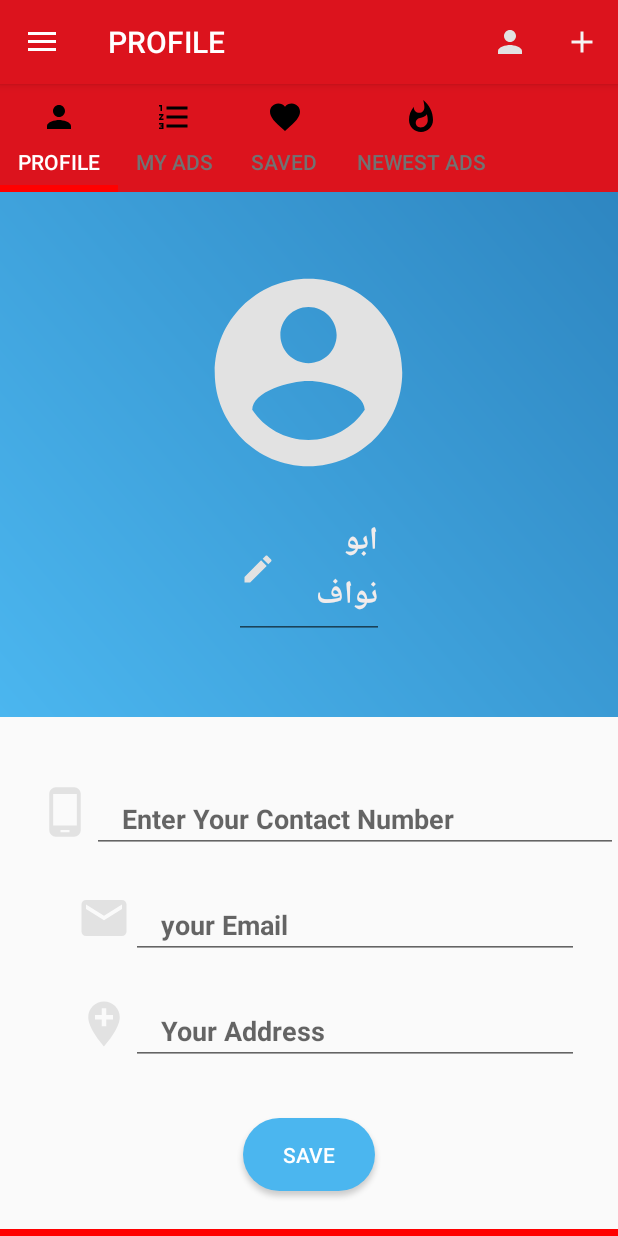
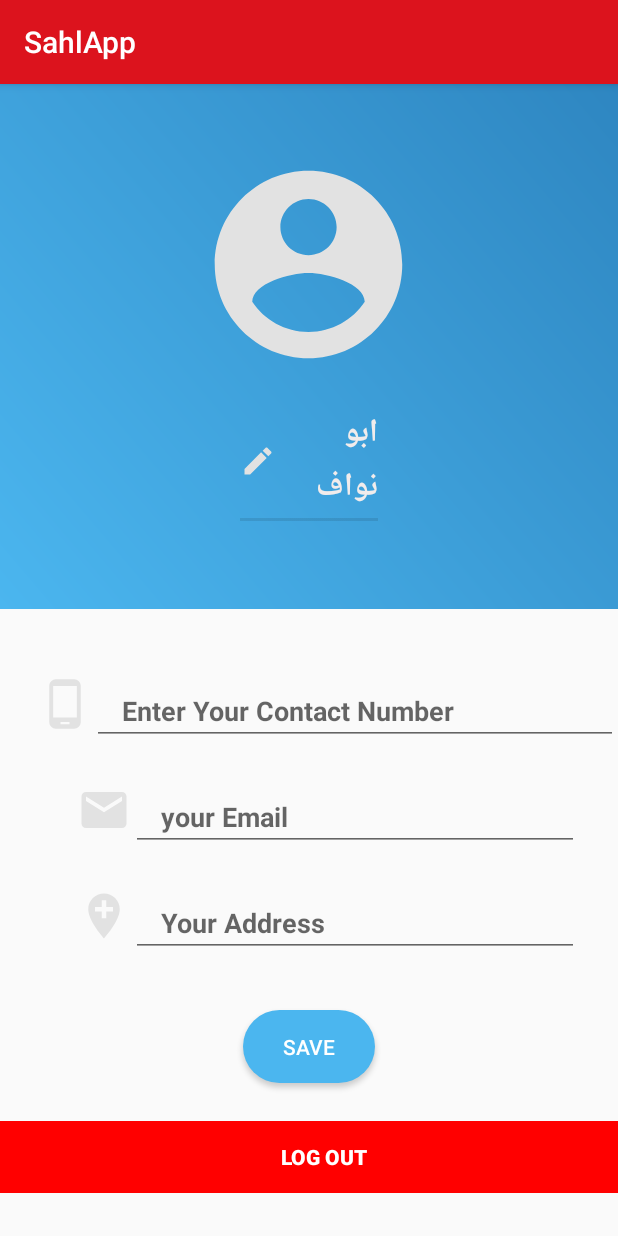
Before and after one commit to abdelrahman93/SahlApps, an Android app: the MainActivity screen opened directly, with no data from a screen before it, after a tap on "Create Add", on a phone screen of 412 x 824 dp. Run offline under Robolectric (Android 15) with nearby library versions, the phone set to English and light mode, and no system bars; our stand-ins replace ButterKnife, CircleImageView; libraries missing offline, so code that uses them is left out: com.karumi.dexter; Roboto replaces fonts that are not available here; 1 statement that could not run was skipped; 1 other tap on this screen came first.

Commit message:
changes in the profile activity

```diff
--- a/app/src/main/AndroidManifest.xml
+++ b/app/src/main/AndroidManifest.xml
@@ -20,11 +20,13 @@
         </activity>
         <activity android:name=".Region.Region.RegionActivity" />
         <activity android:name=".Region.Main.MainActivity" />
-        <activity android:name=".Region.CreateAdvertisment.Create_Advertisment_Activity"></activity>
+        <activity android:name=".Region.CreateAdvertisment.Create_Advertisment_Activity" />
 
         <meta-data
             android:name="preloaded_fonts"
             android:resource="@array/preloaded_fonts" />
+
+        <activity android:name=".Region.profile.ProfileActivity"></activity>
     </application>
 
 </manifest>
--- a/app/src/main/java/com/example/asherif/sahlapp/Region/CreateAdvertisment/Create_Advertisment_Activity.java
+++ b/app/src/main/java/com/example/asherif/sahlapp/Region/CreateAdvertisment/Create_Advertisment_Activity.java
@@ -1,9 +1,12 @@
 package com.example.asherif.sahlapp.Region.CreateAdvertisment;
 
+import android.content.Intent;
 import android.support.v7.app.AppCompatActivity;
 import android.os.Bundle;
 
 import com.example.asherif.sahlapp.R;
+import com.example.asherif.sahlapp.Region.Main.MainActivity;
+import com.example.asherif.sahlapp.Region.profile.ProfileActivity;
 
 public class Create_Advertisment_Activity extends AppCompatActivity {
 
@@ -12,4 +15,11 @@ public class Create_Advertisment_Activity extends AppCompatActivity {
         super.onCreate(savedInstanceState);
         setContentView(R.layout.activity_create__advertisment_);
     }
+    @Override
+    public void onBackPressed() {
+        super.onBackPressed();
+        Intent intent=new Intent(Create_Advertisment_Activity.this,MainActivity.class);
+        startActivity(intent);
+        finish();
+    }
 }
--- a/app/src/main/java/com/example/asherif/sahlapp/Region/Main/MainActivity.java
+++ b/app/src/main/java/com/example/asherif/sahlapp/Region/Main/MainActivity.java
@@ -15,11 +15,10 @@ import android.view.Menu;
 import android.view.MenuItem;
 import android.view.WindowManager;
 import android.widget.Toast;
-import android.widget.Toolbar;
 
 import com.example.asherif.sahlapp.R;
 import com.example.asherif.sahlapp.Region.CreateAdvertisment.Create_Advertisment_Activity;
-import com.example.asherif.sahlapp.Region.Main.profile.fragment_profile;
+import com.example.asherif.sahlapp.Region.profile.ProfileActivity;
 
 import butterknife.BindString;
 import butterknife.BindView;
@@ -86,7 +85,7 @@ public class MainActivity extends AppCompatActivity implements MainView {
 
 
         // Add Fragments to adapter one by one
-        NavigateToProfile();
+       // NavigateToProfile();
         NavigateToMyADS();
         NavigateToFavorites();
         NavigateToNewestADS();
@@ -111,6 +110,9 @@ public class MainActivity extends AppCompatActivity implements MainView {
             case R.id.createadd:
                 NavigateToCreateAdvertisment();
                 break;
+            case R.id.profile:
+                NavigteToProfile();
+
         }
         if(t.onOptionsItemSelected(item))
             return true;
@@ -130,10 +132,10 @@ public class MainActivity extends AppCompatActivity implements MainView {
         tabLayout.setSelectedTabIndicatorColor(Color.parseColor("#FF0000"));
         tabLayout.setSelectedTabIndicatorHeight((int) (5 * getResources().getDisplayMetrics().density));
         tabLayout.setTabTextColors(Color.parseColor("#727272"), Color.parseColor("#ffffff"));
-        tabLayout.getTabAt(0).setIcon(R.drawable.person);
-        tabLayout.getTabAt(2).setIcon(R.drawable.favorites);
-        tabLayout.getTabAt(1).setIcon(R.drawable.ads);
-        tabLayout.getTabAt(3).setIcon(R.drawable.trending1);
+      //  tabLayout.getTabAt(0).setIcon(R.drawable.person);
+        tabLayout.getTabAt(1).setIcon(R.drawable.favorites);
+        tabLayout.getTabAt(0).setIcon(R.drawable.ads);
+        tabLayout.getTabAt(2).setIcon(R.drawable.trending1);
 
         //change toolbar tittle depending on the fragment type
         tabLayout.addOnTabSelectedListener(new TabLayout.OnTabSelectedListener() {
@@ -141,23 +143,23 @@ public class MainActivity extends AppCompatActivity implements MainView {
             public void onTabSelected(TabLayout.Tab tab) {
                 switch (tab.getPosition()) {
 
+             /*       case 0:
+                        viewPager.setCurrentItem(0);
+                        getSupportActionBar().setTitle(profile);
+                        break;*/
+
                     case 0:
                         viewPager.setCurrentItem(0);
-                        getSupportActionBar().setTitle(profile);
+                        getSupportActionBar().setTitle(myads);
                         break;
 
                     case 1:
                         viewPager.setCurrentItem(1);
-                        getSupportActionBar().setTitle(myads);
+                        getSupportActionBar().setTitle(favorite);
                         break;
 
                     case 2:
                         viewPager.setCurrentItem(2);
-                        getSupportActionBar().setTitle(favorite);
-                        break;
-
-                    case 3:
-                        viewPager.setCurrentItem(3);
                         getSupportActionBar().setTitle(newestads);
                         break;
 
@@ -182,11 +184,11 @@ public class MainActivity extends AppCompatActivity implements MainView {
 
     }
 
-    @Override
+  /*  @Override
     public void NavigateToProfile() {
-        adapter.addFragment(new fragment_profile(), profile);
+      //  adapter.addFragment(new fragment_profile(), profile);
 
-    }
+    }*/
 
     @Override
     public void NavigateToMyADS() {
@@ -213,4 +215,11 @@ public class MainActivity extends AppCompatActivity implements MainView {
         finish();
     }
 
+    @Override
+    public void NavigteToProfile() {
+        Intent profile=new Intent(MainActivity.this,ProfileActivity.class);
+        startActivity(profile);
+        finish();
+    }
+
 }
--- a/app/src/main/java/com/example/asherif/sahlapp/Region/Main/MainView.java
+++ b/app/src/main/java/com/example/asherif/sahlapp/Region/Main/MainView.java
@@ -1,10 +1,11 @@
 package com.example.asherif.sahlapp.Region.Main;
 
 public interface MainView {
-    void NavigateToProfile();
+
     void NavigateToMyADS();
     void NavigateToFavorites();
     void NavigateToNewestADS();
     void NavigateToCreateAdvertisment();
+    void NavigteToProfile();
 
 }
--- a/app/src/main/java/com/example/asherif/sahlapp/Region/Main/profile/fragment_profile.java
+++ /dev/null
@@ -1,162 +0,0 @@
-package com.example.asherif.sahlapp.Region.Main.profile;
-
-
-import android.Manifest;
-import android.content.Context;
-import android.content.Intent;
-import android.content.pm.PackageManager;
-import android.graphics.Bitmap;
-import android.net.Uri;
-import android.os.Bundle;
-import android.provider.MediaStore;
-import android.support.annotation.NonNull;
-import android.support.annotation.Nullable;
-import android.support.v4.app.ActivityCompat;
-import android.support.v4.app.Fragment;
-import android.view.LayoutInflater;
-import android.view.View;
-import android.view.ViewGroup;
-import android.view.inputmethod.InputMethodManager;
-import android.widget.ImageView;
-
-
-import com.example.asherif.sahlapp.R;
-import com.karumi.dexter.Dexter;
-import com.karumi.dexter.PermissionToken;
-import com.karumi.dexter.listener.PermissionDeniedResponse;
-import com.karumi.dexter.listener.PermissionGrantedResponse;
-import com.karumi.dexter.listener.PermissionRequest;
-import com.karumi.dexter.listener.single.PermissionListener;
-
-import java.io.IOException;
-import java.util.Objects;
-
-import butterknife.BindView;
-import butterknife.ButterKnife;
-import butterknife.OnClick;
-import butterknife.Unbinder;
-
-import static android.app.Activity.RESULT_OK;
-
-
-public class fragment_profile extends Fragment implements profileview {
-    @BindView(R.id.ivprofilepicture)
-    ImageView imageView;
-    ProfilePresenter presenter;
-    private Unbinder unbinder;
-
-    public fragment_profile() {
-
-    }
-
-    @Override
-    public void onCreate(Bundle savedInstanceState) {
-        super.onCreate(savedInstanceState);
-
-    }
-
-    @Override
-    public View onCreateView(@NonNull LayoutInflater inflater, ViewGroup container,
-                             Bundle savedInstanceState) {
-        // Inflate the layout for this fragment
-        View view = inflater.inflate(R.layout.fragment_fragment_profile, container, false);
-        unbinder = ButterKnife.bind(this, view);
-        presenter = new ProfilePresenter(this);
-
-
-        return view;
-
-    }
-
-
-    @Override
-    public void onActivityResult(int requestCode, int resultCode, Intent data) {
-        super.onActivityResult(requestCode, resultCode, data);
-        if (resultCode == RESULT_OK) {
-            if (requestCode == 1000) {
-                Uri returnUri = data.getData();
-                Bitmap bitmapImage = null;
-                try {
-                    bitmapImage = MediaStore.Images.Media.getBitmap(getActivity().getContentResolver(), returnUri);
-                } catch (IOException e) {
-                    e.printStackTrace();
-                }
-                setimageprofile(bitmapImage);
-
-            }
-        }
-    }
-
-    @Override
-    public void onActivityCreated(@Nullable Bundle savedInstanceState) {
-        super.onActivityCreated(savedInstanceState);
-        final InputMethodManager imm = (InputMethodManager) (getActivity()).getSystemService(Context.INPUT_METHOD_SERVICE);
-        if (imm != null) {
-            imm.hideSoftInputFromWindow(getView().getWindowToken(), 0);
-        }
-
-
-    }
-
-    @Override
-    public void uploadimage() {
-        Intent cameraIntent = new Intent(Intent.ACTION_GET_CONTENT);
-        cameraIntent.setType("image/*");
-        if (cameraIntent.resolveActivity(getActivity().getPackageManager()) != null) {
-            startActivityForResult(cameraIntent, 1000);
-        }
-
-    }
-
-    //setting the Image after uploading it from the Gallery
-    @Override
-    public void setimageprofile(Bitmap bitmapImage) {
-        imageView.setImageBitmap(bitmapImage);
-    }
-
-
-    //click listener for Image View
-    @OnClick(R.id.ivprofilepicture)
-    public void ImageClick() {
-      /*  if (ActivityCompat.checkSelfPermission(getActivity(),
-                Manifest.permission.READ_EXTERNAL_STORAGE) != PackageManager.PERMISSION_GRANTED) {
-            requestPermissions(
-                    new String[]{Manifest.permission.READ_EXTERNAL_STORAGE},
-                    2000);
-        } else {
-            presenter.startGallery();
-        }*/
-
-        Dexter.withActivity(getActivity())
-                .withPermission(Manifest.permission.READ_EXTERNAL_STORAGE)
-                .withListener(new PermissionListener() {
-                    @Override
-                    public void onPermissionGranted(PermissionGrantedResponse response) {
-                        // permission is granted, open the Gallery
-                        presenter.startGallery();
-                    }
-
-                    @Override
-                    public void onPermissionDenied(PermissionDeniedResponse response) {
-                        // check for permanent denial of permission
-                        if (response.isPermanentlyDenied()) {
-                            // navigate user to app settings
-                            requestPermissions(
-                                    new String[]{Manifest.permission.READ_EXTERNAL_STORAGE},
-                                    2000);
-                        }
-                    }
-
-                    @Override
-                    public void onPermissionRationaleShouldBeShown(PermissionRequest permission, PermissionToken token) {
-                        token.continuePermissionRequest();
-                    }
-                }).check();
-    }
-
-    @Override
-    public void onDestroyView() {
-        super.onDestroyView();
-        unbinder.unbind();
-    }
-}
--- /dev/null
+++ b/app/src/main/java/com/example/asherif/sahlapp/Region/profile/ProfileActivity.java
@@ -0,0 +1,96 @@
+package com.example.asherif.sahlapp.Region.profile;
+
+import android.Manifest;
+import android.content.Intent;
+import android.graphics.Bitmap;
+import android.os.Build;
+import android.support.v7.app.AppCompatActivity;
+import android.os.Bundle;
+import android.view.WindowManager;
+import android.widget.ImageView;
+
+import com.example.asherif.sahlapp.R;
+import com.example.asherif.sahlapp.Region.Main.MainActivity;
+import com.karumi.dexter.Dexter;
+import com.karumi.dexter.PermissionToken;
+import com.karumi.dexter.listener.PermissionDeniedResponse;
+import com.karumi.dexter.listener.PermissionGrantedResponse;
+import com.karumi.dexter.listener.PermissionRequest;
+import com.karumi.dexter.listener.single.PermissionListener;
+
+import butterknife.BindView;
+import butterknife.ButterKnife;
+import butterknife.OnClick;
+
+public class ProfileActivity extends AppCompatActivity implements profileview{
+    @BindView(R.id.ivprofilepicture)
+    ImageView imageView;
+    ProfilePresenter presenter;
+
+    @Override
+    protected void onCreate(Bundle savedInstanceState) {
+        super.onCreate(savedInstanceState);
+        setContentView(R.layout.activity_profile);
+        ButterKnife.bind(this);
+        getWindow().setSoftInputMode(WindowManager.LayoutParams.SOFT_INPUT_STATE_ALWAYS_HIDDEN);
+        presenter = new ProfilePresenter(this);
+    }
+
+    @Override
+    public void uploadimage() {
+        Intent cameraIntent = new Intent(Intent.ACTION_GET_CONTENT);
+        cameraIntent.setType("image/*");
+        if (cameraIntent.resolveActivity(ProfileActivity.this.getPackageManager()) != null) {
+            startActivityForResult(cameraIntent, 1000);
+        }
+    }
+
+    @Override
+    public void onBackPressed() {
+        super.onBackPressed();
+        Intent intent=new Intent(ProfileActivity.this,MainActivity.class);
+        startActivity(intent);
+        finish();
+    }
+
+    //setting the Image after uploading it from the Gallery
+    @Override
+    public void setimageprofile(Bitmap bitmapImage) {
+        imageView.setImageBitmap(bitmapImage);
+    }
+
+
+    //click listener for Image View
+    @OnClick(R.id.ivprofilepicture)
+    public void ImageClick() {
+
+        Dexter.withActivity(ProfileActivity.this)
+                .withPermission(Manifest.permission.READ_EXTERNAL_STORAGE)
+                .withListener(new PermissionListener() {
+                    @Override
+                    public void onPermissionGranted(PermissionGrantedResponse response) {
+                        // permission is granted, open the Gallery
+                        presenter.startGallery();
+                    }
+
+                    @Override
+                    public void onPermissionDenied(PermissionDeniedResponse response) {
+                        // check for permanent denial of permission
+                        if (response.isPermanentlyDenied()) {
+                            // navigate user to app settings
+                            if (Build.VERSION.SDK_INT >= Build.VERSION_CODES.M) {
+                                requestPermissions(
+                                        new String[]{Manifest.permission.READ_EXTERNAL_STORAGE},
+                                        2000);
+                            }
+                        }
+                    }
+
+                    @Override
+                    public void onPermissionRationaleShouldBeShown(PermissionRequest permission, PermissionToken token) {
+                        token.continuePermissionRequest();
+                    }
+                }).check();
+    }
+
+}
--- a/app/src/main/java/com/example/asherif/sahlapp/Region/Main/profile/ProfilePresenter.java
+++ b/app/src/main/java/com/example/asherif/sahlapp/Region/profile/ProfilePresenter.java
@@ -1,4 +1,4 @@
-package com.example.asherif.sahlapp.Region.Main.profile;
+package com.example.asherif.sahlapp.Region.profile;
 
 import android.content.Intent;
 import android.support.annotation.Nullable;
--- a/app/src/main/java/com/example/asherif/sahlapp/Region/Main/profile/profileview.java
+++ b/app/src/main/java/com/example/asherif/sahlapp/Region/profile/profileview.java
@@ -1,4 +1,4 @@
-package com.example.asherif.sahlapp.Region.Main.profile;
+package com.example.asherif.sahlapp.Region.profile;
 
 import android.graphics.Bitmap;
 
--- a/app/src/main/res/layout/activity_main.xml
+++ b/app/src/main/res/layout/activity_main.xml
@@ -15,7 +15,7 @@
             android:id="@+id/tabs"
             android:layout_width="match_parent"
             android:layout_height="wrap_content"
-            app:tabMode="scrollable"
+            app:tabMode="fixed"
             android:background="?attr/colorPrimary"
             android:minHeight="?attr/actionBarSize"
             app:tabGravity="fill"
--- /dev/null
+++ b/app/src/main/res/layout/activity_profile.xml
@@ -0,0 +1,231 @@
+<?xml version="1.0" encoding="utf-8"?>
+<ScrollView xmlns:android="http://schemas.android.com/apk/res/android"
+    xmlns:app="http://schemas.android.com/apk/res-auto"
+    xmlns:tools="http://schemas.android.com/tools"
+    android:layout_width="match_parent"
+    android:layout_height="match_parent"
+    tools:context=".Region.profile.ProfileActivity">
+    <LinearLayout
+        android:layout_width="match_parent"
+        android:layout_height="match_parent"
+        android:orientation="vertical">
+        <!-- TODO: Update blank fragment layout -->
+        <!--  <RelativeLayout
+              android:layout_width="match_parent"
+              android:layout_height="405dp">-->
+        <LinearLayout
+            android:layout_width="match_parent"
+            android:layout_height="350dp"
+            android:background="@drawable/gradientbackground"
+            android:orientation="vertical">
+
+            <de.hdodenhof.circleimageview.CircleImageView
+                android:layout_width="150dp"
+                android:id="@+id/ivprofilepicture"
+                android:layout_height="150dp"
+                android:layout_gravity="center_horizontal"
+                android:layout_marginTop="45dp"
+                android:scaleType="centerCrop"
+                android:src="@drawable/accountcircle" />
+
+            <EditText
+                android:layout_width="100dp"
+                android:layout_height="wrap_content"
+                android:layout_gravity="center_horizontal"
+                android:layout_marginTop="10dp"
+                android:text="ابو نواف"
+                android:drawableStart="@drawable/edit"
+                android:textColor="#f1ecec"
+                android:textSize="21sp"
+                android:textStyle="bold" />
+        </LinearLayout>
+        <!--<android.support.v7.widget.CardView
+            android:layout_width="400dp"
+            android:layout_height="120dp"
+            android:layout_centerHorizontal="true"
+            android:layout_marginTop="275dp">
+            <LinearLayout
+                android:layout_width="match_parent"
+                android:layout_height="match_parent"
+                android:orientation="horizontal"
+                android:weightSum="3">
+                <LinearLayout
+                    android:gravity="center"
+                    android:orientation="vertical"
+                    android:layout_width="0dp"
+                    android:layout_weight="1"
+                    android:layout_height="match_parent">
+                    <TextView
+                        android:layout_width="wrap_content"
+                        android:layout_height="wrap_content"
+                        android:text="Photos"
+                        android:textSize="20sp"
+                        />
+                    <TextView
+                        android:layout_width="wrap_content"
+                        android:layout_height="wrap_content"
+                        android:text="125"
+                        android:textStyle="bold"
+                        android:textSize="20sp"
+                        android:paddingTop="10dp"
+                        android:textColor="@color/startblue"/>
+
+                </LinearLayout>
+                <LinearLayout
+                    android:gravity="center"
+                    android:orientation="vertical"
+                    android:layout_width="0dp"
+                    android:layout_weight="1"
+                    android:layout_height="match_parent">
+                    <TextView
+                        android:layout_width="wrap_content"
+                        android:layout_height="wrap_content"
+                        android:text="Followers"
+                        android:textSize="20sp"
+                        />
+                    <TextView
+                        android:layout_width="wrap_content"
+                        android:layout_height="wrap_content"
+                        android:text="1205"
+                        android:textStyle="bold"
+                        android:textSize="20sp"
+                        android:paddingTop="10dp"
+                        android:textColor="@color/startblue"/>
+
+                </LinearLayout>
+                <LinearLayout
+                    android:gravity="center"
+                    android:orientation="vertical"
+                    android:layout_width="0dp"
+                    android:layout_weight="1"
+                    android:layout_height="match_parent">
+                    <TextView
+                        android:layout_width="wrap_content"
+                        android:layout_height="wrap_content"
+                        android:text="Following"
+                        android:textSize="20sp"
+                        />
+                    <TextView
+                        android:layout_width="wrap_content"
+                        android:layout_height="wrap_content"
+                        android:text="360"
+                        android:textStyle="bold"
+                        android:textSize="20sp"
+                        android:paddingTop="10dp"
+                        android:textColor="@color/startblue"/>
+
+                </LinearLayout>
+            </LinearLayout>
+
+        </android.support.v7.widget.CardView>-->
+        <!-- </RelativeLayout>-->
+        <LinearLayout
+            android:layout_width="match_parent"
+            android:layout_height="wrap_content"
+            android:layout_marginTop="45dp"
+            android:orientation="horizontal"
+            android:paddingLeft="25dp">
+
+            <ImageView
+                android:layout_width="36dp"
+                android:layout_height="36dp"
+                android:src="@drawable/phoneicon" />
+
+            <EditText
+                android:layout_width="match_parent"
+                android:layout_height="wrap_content"
+                android:layout_gravity="center_vertical"
+                android:inputType="phone"
+                android:hint="@string/phonenumber"
+                android:paddingLeft="20dp"
+                android:textStyle="bold" />
+        </LinearLayout>
+
+        <LinearLayout
+            android:layout_width="360dp"
+            android:layout_height="wrap_content"
+            android:layout_gravity="center"
+            android:layout_marginTop="25dp"
+            android:orientation="vertical">
+
+            <LinearLayout
+                android:layout_width="match_parent"
+                android:layout_height="wrap_content"
+                android:orientation="horizontal"
+                android:paddingLeft="25dp">
+
+                <ImageView
+                    android:layout_width="36dp"
+                    android:layout_height="36dp"
+                    android:src="@drawable/email2" />
+
+                <EditText
+                    android:layout_width="match_parent"
+                    android:layout_height="wrap_content"
+                    android:layout_gravity="center_vertical"
+                    android:hint="@string/email"
+                    android:paddingLeft="20dp"
+                    android:textStyle="bold" />
+            </LinearLayout>
+
+
+
+            <LinearLayout
+                android:layout_width="match_parent"
+                android:layout_height="wrap_content"
+                android:layout_marginTop="25dp"
+                android:orientation="horizontal"
+                android:paddingLeft="25dp">
+
+                <ImageView
+                    android:layout_width="36dp"
+                    android:layout_height="36dp"
+                    android:src="@drawable/address" />
+
+                <EditText
+                    android:layout_width="match_parent"
+
+                    android:layout_height="wrap_content"
+                    android:layout_gravity="center_vertical"
+                    android:hint="@string/address"
+                    android:paddingLeft="20dp"
+                    android:textStyle="bold" />
+            </LinearLayout>
+
+        </LinearLayout>
+
+        <Button
+            android:layout_width="wrap_content"
+            android:layout_height="wrap_content"
+            android:layout_gravity="center_horizontal"
+            android:layout_marginTop="35dp"
+            android:background="@drawable/buttonstyle"
+
+            android:text="@string/save"
+            android:textColor="#fff" />
+
+        <LinearLayout
+            android:layout_width="match_parent"
+            android:layout_height="wrap_content"
+
+            android:layout_marginTop="25dp"
+            android:orientation="horizontal">
+            <!--    <ImageView
+                    android:layout_width="36dp"
+                    android:layout_height="36dp"
+                    android:src="@drawable/email"/>-->
+            <Button
+                android:layout_width="match_parent"
+                android:layout_height="wrap_content"
+
+                android:layout_gravity="center_vertical"
+                android:background="#ff0000"
+                android:paddingLeft="20dp"
+                android:text="@string/logout"
+                android:textColor="#fff"
+                android:textStyle="bold" />
+        </LinearLayout>
+
+    </LinearLayout>
+
+</ScrollView>
```
